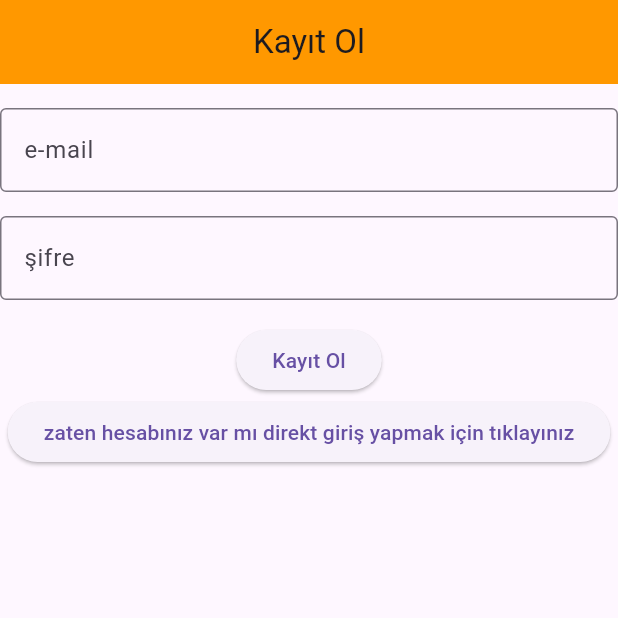
After one commit to Denizbaranaykul/yazilim_toplulugu_app, a Flutter app: the screen it shows after launch, after a tap on "kayıt olup giriş yapmak için basınız", on a phone screen of 412 x 824 dp, the top half of it. The commit adds this screen. Run offline on Flutter 3.47's test engine with Material 3 defaults, Android fonts, the light colour scheme and no system bars; our stand-ins replace firebase_auth, firebase_core, flutter_local_notifications, permission_handler; accounts and stored records are empty; network calls fail.

Commit message:
giriş çıkışlarda ki bilinen tüm hatalar düzeltildi

```diff
--- a/lib/main.dart
+++ b/lib/main.dart
@@ -1,4 +1,5 @@
 import 'package:flutter/material.dart';
+import 'package:permission_handler/permission_handler.dart';
 import 'package:yazilim_toplulugu_app/pages/main_page/bottom_navigationbar.dart';
 import 'package:yazilim_toplulugu_app/pages/main_page/main_page_body.dart';
 import 'package:yazilim_toplulugu_app/pages/events_page/events_page.dart';
@@ -7,11 +8,22 @@ import 'package:yazilim_toplulugu_app/pages/profile_page/profile_page.dart';
 import 'package:yazilim_toplulugu_app/pages/videos_page/videos_page.dart';
 import 'package:firebase_core/firebase_core.dart';
 import 'package:yazilim_toplulugu_app/service/Auth_gate.dart';
+import 'package:yazilim_toplulugu_app/service/notification_question.dart';
 import 'service/firebase_options.dart';
 
 void main() async {
   WidgetsFlutterBinding.ensureInitialized();
+  await NotificationHelper.initialize();
+
+  await Permission.notification.request();
+
   await Firebase.initializeApp(options: DefaultFirebaseOptions.currentPlatform);
+
+  await NotificationHelper.showNotification(
+    title: "Test",
+    body: "Bu sadece bir test bildirimi",
+  );
+
   runApp(const MyApp());
 }
 
@@ -30,6 +42,10 @@ class MyApp extends StatefulWidget {
 }
 
 class _MyAppState extends State<MyApp> {
+  void initState() {
+    super.initState();
+  }
+
   @override
   Widget build(BuildContext context) {
     return MaterialApp(
--- a/lib/pages/login_page/login_page.dart
+++ b/lib/pages/login_page/login_page.dart
@@ -4,6 +4,7 @@ import 'package:yazilim_toplulugu_app/pages/login_page/appbar_login_page.dart';
 import 'package:yazilim_toplulugu_app/pages/login_page/login_page_TextField.dart';
 import 'package:yazilim_toplulugu_app/pages/register_page/register_page.dart';
 import 'package:yazilim_toplulugu_app/service/auth.dart';
+import 'package:yazilim_toplulugu_app/variable/globals.dart' as globals;
 
 class Login_page extends StatefulWidget {
   const Login_page({super.key});
@@ -80,7 +81,6 @@ class _Login_pageState extends State<Login_page> {
     return ElevatedButton(
       onPressed: () async {
         bool result = await signIn();
-
         if (result) {
           ScaffoldMessenger.of(context).showSnackBar(
             SnackBar(
@@ -89,6 +89,7 @@ class _Login_pageState extends State<Login_page> {
               backgroundColor: Colors.green,
             ),
           );
+          globals.login = true;
         } else {
           ScaffoldMessenger.of(context).showSnackBar(
             SnackBar(
--- a/lib/pages/profile_page/profile_page_buttons.dart
+++ b/lib/pages/profile_page/profile_page_buttons.dart
@@ -1,5 +1,6 @@
 import 'package:firebase_auth/firebase_auth.dart';
 import 'package:flutter/material.dart';
+import 'package:yazilim_toplulugu_app/variable/globals.dart' as globals;
 
 Row profile_buttons(BuildContext context) {
   return Row(
@@ -32,6 +33,7 @@ ElevatedButton sign_out_button(BuildContext context) {
     ),
     onPressed: () async {
       await FirebaseAuth.instance.signOut();
+      globals.login = false;
     },
     child: Text("Çıkış yap"),
   );
--- /dev/null
+++ b/lib/pages/register_login_page/register_and_login_page.dart
@@ -0,0 +1,124 @@
+import 'package:firebase_auth/firebase_auth.dart';
+import 'package:flutter/material.dart';
+import 'package:yazilim_toplulugu_app/pages/register_page/register_page_TextFiled.dart';
+import 'package:yazilim_toplulugu_app/service/auth.dart';
+
+class register_and_login_page extends StatefulWidget {
+  const register_and_login_page({super.key});
+
+  @override
+  State<register_and_login_page> createState() =>
+      _register_and_login_pageState();
+}
+
+class _register_and_login_pageState extends State<register_and_login_page> {
+  String? erorMessage;
+  final TextEditingController emailController = TextEditingController();
+  final TextEditingController passwordController = TextEditingController();
+
+  // 👇 login/kayıt modunu tutan değişken
+  bool isLogin = true;
+
+  Future<bool> signIn() async {
+    try {
+      await Auth().signIn(
+        email: emailController.text.trim(),
+        password: passwordController.text,
+      );
+      return true;
+    } on FirebaseAuthException catch (e) {
+      setState(() {
+        erorMessage = e.message;
+      });
+      return false;
+    }
+  }
+
+  Future<bool> create_user() async {
+    try {
+      await Auth().create_user(
+        email: emailController.text,
+        password: passwordController.text,
+      );
+      await FirebaseAuth.instance.signOut();
+      return true;
+    } on FirebaseAuthException catch (e) {
+      //sadece auth hatalarını yakalar
+      setState(() {
+        erorMessage = e.message;
+      });
+      return false;
+    }
+  }
+
+  @override
+  Widget build(BuildContext context) {
+    return Scaffold(
+      // 👇 AppBar rengi ve yazısı mod'a göre değişiyor
+      appBar: AppBar(
+        backgroundColor: isLogin ? Colors.blue : Colors.orange,
+        title: Center(child: Text(isLogin ? 'Giriş Yap' : 'Kayıt Ol')),
+      ),
+      body: Column(
+        children: [
+          const SizedBox(height: 16),
+          emailbox(emailController),
+          const SizedBox(height: 16),
+          password_box(passwordController),
+          const SizedBox(height: 16),
+          action_button(context),
+          switch_mode_button(),
+        ],
+      ),
+    );
+  }
+
+  // 👇 Giriş veya kayıt işlemini tetikler
+  ElevatedButton action_button(BuildContext context) {
+    return ElevatedButton(
+      onPressed: () async {
+        bool result = isLogin ? await signIn() : await create_user();
+
+        if (result) {
+          ScaffoldMessenger.of(context).showSnackBar(
+            SnackBar(
+              content: Text(
+                isLogin
+                    ? "Başarı ile giriş yapıldı"
+                    : "Kayıt başarılı, şimdi giriş yapın",
+              ),
+              duration: Duration(seconds: 2),
+              backgroundColor: Colors.green,
+            ),
+          );
+        } else {
+          ScaffoldMessenger.of(context).showSnackBar(
+            SnackBar(
+              content: Text("Hata: $erorMessage"),
+              duration: Duration(seconds: 2),
+              backgroundColor: Colors.red,
+            ),
+          );
+        }
+      },
+      child: Text(isLogin ? 'Giriş Yap' : 'Kayıt Ol'),
+    );
+  }
+
+  ElevatedButton switch_mode_button() {
+    String mod = "";
+    if (isLogin == true) {
+      mod = "kayıt olup giriş yapmak için basınız";
+    } else {
+      mod = "zaten hesabınız var mı direkt giriş yapmak için tıklayınız";
+    }
+    return ElevatedButton(
+      onPressed: () {
+        setState(() {
+          isLogin = !isLogin; // login <-> kayıt geçişi
+        });
+      },
+      child: Text(mod),
+    );
+  }
+}
--- a/lib/service/auth_gate.dart
+++ b/lib/service/auth_gate.dart
@@ -1,7 +1,7 @@
 import 'package:firebase_auth/firebase_auth.dart';
 import 'package:flutter/material.dart';
 import 'package:yazilim_toplulugu_app/main.dart';
-import 'package:yazilim_toplulugu_app/pages/login_page/login_page.dart';
+import 'package:yazilim_toplulugu_app/pages/register_login_page/register_and_login_page.dart';
 
 class AuthGate extends StatelessWidget {
   @override
@@ -16,7 +16,7 @@ class AuthGate extends StatelessWidget {
         if (snapshot.hasData) {
           return Main_page();
         } else {
-          return Login_page();
+          return register_and_login_page();
         }
       },
     );
--- /dev/null
+++ b/lib/service/notification_question.dart
@@ -0,0 +1,35 @@
+import 'dart:async';
+import 'package:flutter_local_notifications/flutter_local_notifications.dart';
+
+class NotificationHelper {
+  static final _notifications = FlutterLocalNotificationsPlugin();
+
+  static Future initialize() async {
+    const androidInitialize = AndroidInitializationSettings(
+      'mipmap/ic_launcher',
+    );
+    const initializationsSettings = InitializationSettings(
+      android: androidInitialize,
+    );
+
+    await _notifications.initialize(initializationsSettings);
+  }
+
+  static Future showNotification({
+    int id = 0,
+    String title = 'Başarılı Kayıt',
+    String body = 'Kullanıcı başarıyla oluşturuldu.',
+  }) async {
+    const androidDetails = AndroidNotificationDetails(
+      'channelId',
+      'channelName',
+      channelDescription: 'Varsayılan kanal açıklaması',
+      importance: Importance.max,
+      priority: Priority.high,
+    );
+
+    const notificationDetails = NotificationDetails(android: androidDetails);
+
+    await _notifications.show(id, title, body, notificationDetails);
+  }
+}
--- /dev/null
+++ b/lib/variable/globals.dart
@@ -0,0 +1,4 @@
+// lib/globals.dart
+library myapp.globals;
+
+bool login = false;
--- a/pubspec.yaml
+++ b/pubspec.yaml
@@ -38,8 +38,9 @@ dependencies:
   url_launcher: ^6.2.5
 
   cupertino_icons: ^1.0.8
-  cloud_firestore: ^4.17.5
+  cloud_firestore: ^4.15.3
   flutter_local_notifications: ^19.4.0
+  permission_handler: ^12.0.1
   # The following adds the Cupertino Icons font to your application.
   # Use with the CupertinoIcons class for iOS style icons.
 
```
Also changed, not shown: lib/pages/register_page/register_page.dart (+20 -5 lines), pubspec.lock, 5 other files.
